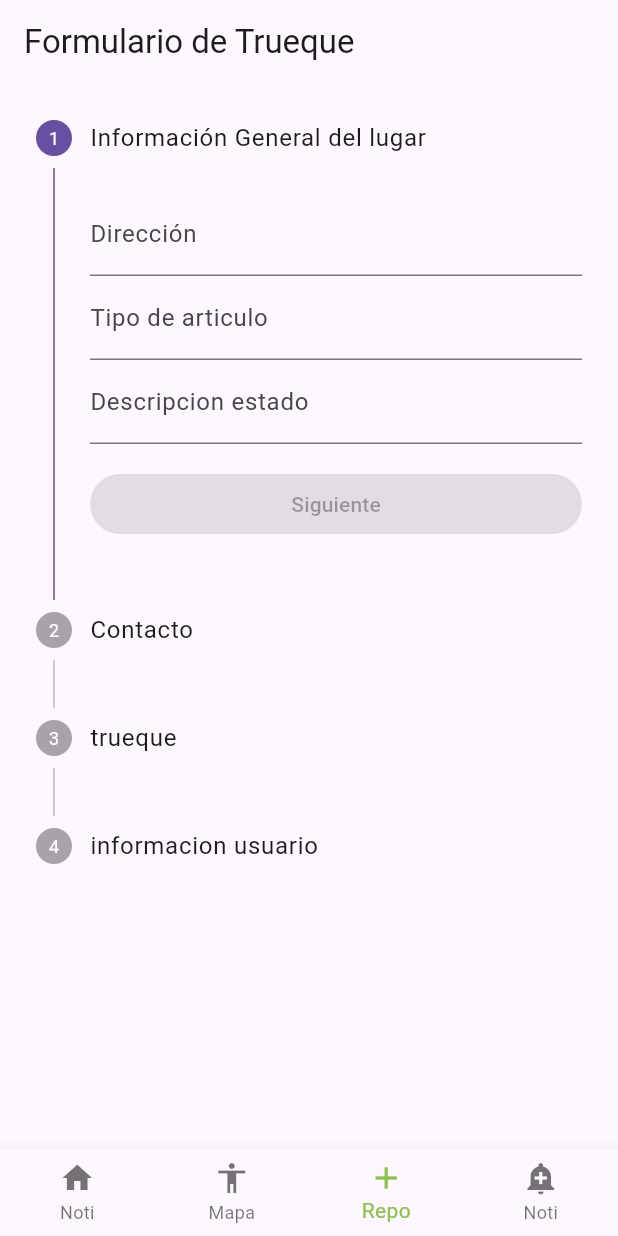
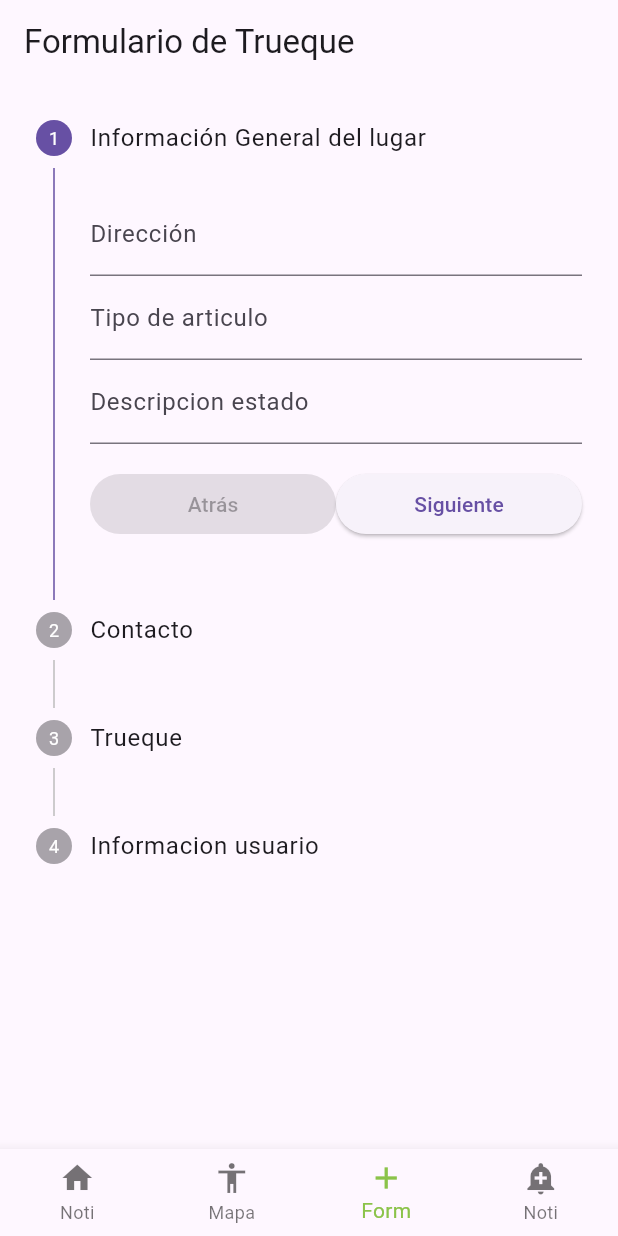
Before and after one commit to Mafe004/Eco_Map, a Flutter app: the HomePage screen opened directly, item 3 of the bottom bar chosen, on a phone screen of 412 x 824 dp. Run offline on Flutter 3.47's test engine with Material 3 defaults, Android fonts, the phone set to English and light mode, and no system bars; our stand-ins replace cloud_firestore, firebase_auth, firebase_core, geocoding, geolocator, google_maps_flutter and 1 more; accounts and stored records are empty.

Commit message:
Cambio variablesS

```diff
--- a/lib/src/Components/Boton_Navegacion.dart
+++ b/lib/src/Components/Boton_Navegacion.dart
@@ -38,7 +38,7 @@ class _BnavigatorState extends State<Bnavigator> {
         ),
         BottomNavigationBarItem(
           icon: Icon(Icons.add),
-          label: 'Repo',
+          label: 'Form',
 
         ),
         BottomNavigationBarItem(
--- a/lib/src/Pages/Formulario/Form.dart
+++ b/lib/src/Pages/Formulario/Form.dart
@@ -199,7 +199,7 @@ class _FormExampleAppState extends State<FormExampleApp> {
       final width = int.parse(resolution.split('x')[0]);
       final height = int.parse(resolution.split('x')[1]);
 
-      if (width > 800 || height > 800) {
+      if (width > 3000 || height > 5000) {
         // Si la resolución de la imagen es mayor que 1024x1024, mostrar un mensaje de error.
         showDialog(
           context: context,
@@ -320,7 +320,7 @@ class _FormExampleAppState extends State<FormExampleApp> {
         Step(
           state: currentStep > 2 ? StepState.complete : StepState.indexed,
           isActive: currentStep >= 2,
-          title: const Text('trueque'),
+          title: const Text('Trueque'),
           content: Column(
             children: [
               TextFormField(
@@ -365,7 +365,7 @@ class _FormExampleAppState extends State<FormExampleApp> {
         Step(
           state: currentStep > 5 ? StepState.complete : StepState.indexed,
           isActive: currentStep >= 5,
-          title: const Text('informacion usuario'),
+          title: const Text('Informacion usuario'),
           content: Column(
             children: [
               ElevatedButton(
@@ -487,25 +487,21 @@ class _FormExampleAppState extends State<FormExampleApp> {
               padding: const EdgeInsets.only(top: 16),
               child: Row(
                 children: [
-                  //Boton "atras" primero
-                  if(!isFirstStep)
-                    Expanded(
-                      child: ElevatedButton(
-                        onPressed: details.onStepCancel,
-                        child: const Text( 'Atras'),
-                      ),
-                    ),
-                  if (!isFirstStep)
-                    const SizedBox(width: 12),// espacio entre los botones
-
-                  //Boton "siguinte" o "confirmar."
-                  //if (!isFirstStep)
                   Expanded(
                     child: ElevatedButton(
                       onPressed: details.onStepCancel,
-                      child: Text(isLastStep ?'Confirmar' : 'Siguiente'),
+                      child: const Text('Atrás'),
                     ),
                   ),
+                  Expanded(
+                    child: ElevatedButton(
+                      onPressed: details.onStepContinue,
+                      child: Text(isLastStep ? 'Confirmar' : 'Siguiente'),
+                    ),
+                  ),
+                  if (!isFirstStep)
+                    const SizedBox(width: 12),
+
                 ],
               ),
             ),
```
